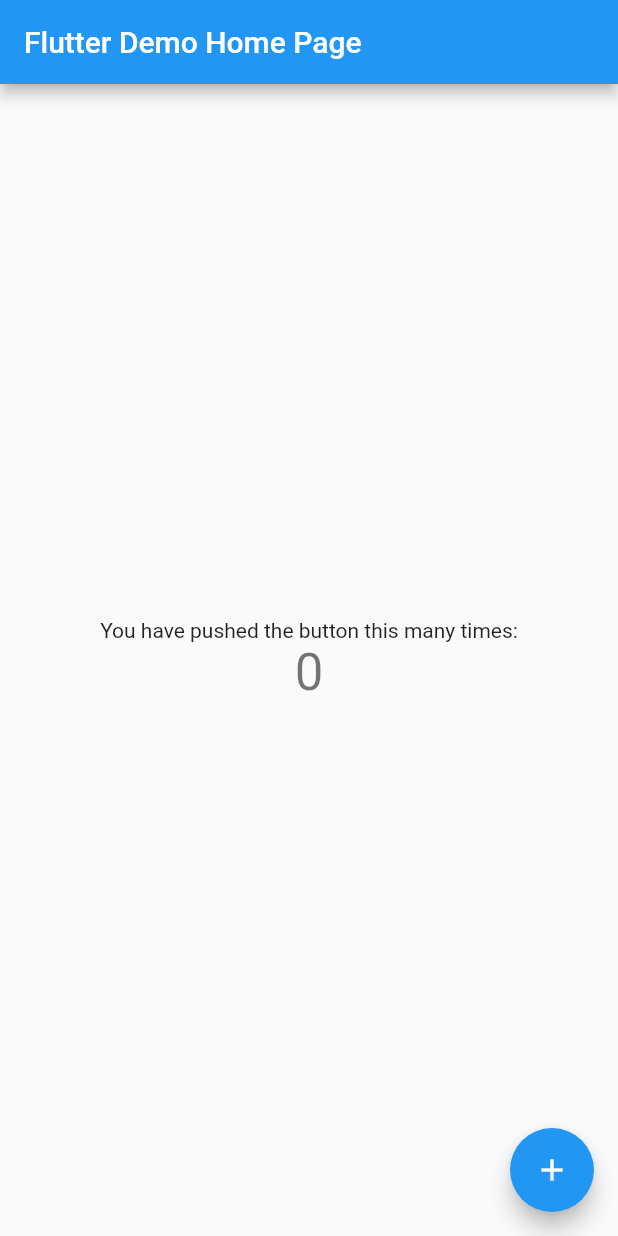
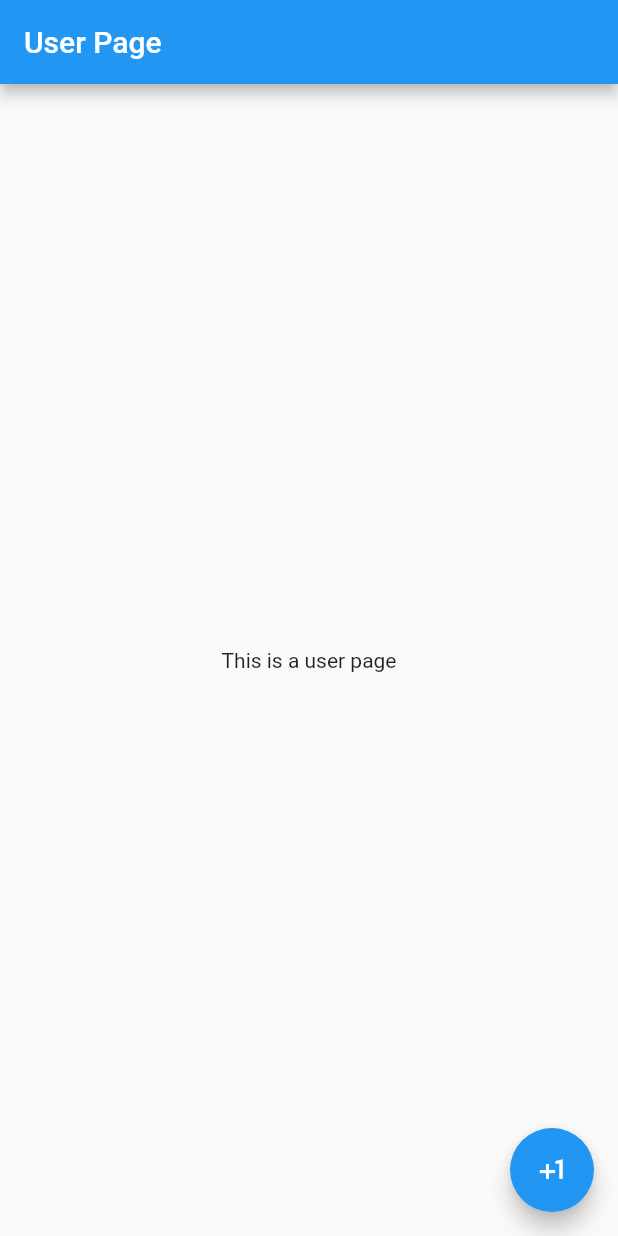
Before and after one commit to fluttersgblk71/dartOverflow, a Flutter app: the screen it shows after launch, on a phone screen of 412 x 824 dp. Run offline on Flutter 3.47's test engine with Material 2 defaults, Android fonts, the phone set to English and light mode, and no system bars.

Commit message:
pages set

```diff
--- a/lib/main.dart
+++ b/lib/main.dart
@@ -1,4 +1,6 @@
 import 'package:flutter/material.dart';
+import './user.dart';
+
 
 void main() => runApp(MyApp());
 
@@ -7,105 +9,11 @@ class MyApp extends StatelessWidget {
   @override
   Widget build(BuildContext context) {
     return MaterialApp(
-      title: 'Flutter Demo',
+      title: 'Dart Overflow',
       theme: ThemeData(
-        // This is the theme of your application.
-        //
-        // Try running your application with "flutter run". You'll see the
-        // application has a blue toolbar. Then, without quitting the app, try
-        // changing the primarySwatch below to Colors.green and then invoke
-        // "hot reload" (press "r" in the console where you ran "flutter run",
-        // or simply save your changes to "hot reload" in a Flutter IDE).
-        // Notice that the counter didn't reset back to zero; the application
-        // is not restarted.
         primarySwatch: Colors.blue,
       ),
-      home: MyHomePage(title: 'Flutter Demo Home Page'),
+      home: User()
     );
   }
 }
-
-class MyHomePage extends StatefulWidget {
-  MyHomePage({Key key, this.title}) : super(key: key);
-
-  // This widget is the home page of your application. It is stateful, meaning
-  // that it has a State object (defined below) that contains fields that affect
-  // how it looks.
-
-  // This class is the configuration for the state. It holds the values (in this
-  // case the title) provided by the parent (in this case the App widget) and
-  // used by the build method of the State. Fields in a Widget subclass are
-  // always marked "final".
-
-  final String title;
-
-  @override
-  _MyHomePageState createState() => _MyHomePageState();
-}
-
-class _MyHomePageState extends State<MyHomePage> {
-  int _counter = 0;
-
-  void _incrementCounter() {
-    setState(() {
-      // This call to setState tells the Flutter framework that something has
-      // changed in this State, which causes it to rerun the build method below
-      // so that the display can reflect the updated values. If we changed
-      // _counter without calling setState(), then the build method would not be
-      // called again, and so nothing would appear to happen.
-      _counter++;
-    });
-  }
-
-  @override
-  Widget build(BuildContext context) {
-    // This method is rerun every time setState is called, for instance as done
-    // by the _incrementCounter method above.
-    //
-    // The Flutter framework has been optimized to make rerunning build methods
-    // fast, so that you can just rebuild anything that needs updating rather
-    // than having to individually change instances of widgets.
-    return Scaffold(
-      appBar: AppBar(
-        // Here we take the value from the MyHomePage object that was created by
-        // the App.build method, and use it to set our appbar title.
-        title: Text(widget.title),
-      ),
-      body: Center(
-        // Center is a layout widget. It takes a single child and positions it
-        // in the middle of the parent.
-        child: Column(
-          // Column is also layout widget. It takes a list of children and
-          // arranges them vertically. By default, it sizes itself to fit its
-          // children horizontally, and tries to be as tall as its parent.
-          //
-          // Invoke "debug painting" (press "p" in the console, choose the
-          // "Toggle Debug Paint" action from the Flutter Inspector in Android
-          // Studio, or the "Toggle Debug Paint" command in Visual Studio Code)
-          // to see the wireframe for each widget.
-          //
-          // Column has various properties to control how it sizes itself and
-          // how it positions its children. Here we use mainAxisAlignment to
-          // center the children vertically; the main axis here is the vertical
-          // axis because Columns are vertical (the cross axis would be
-          // horizontal).
-          mainAxisAlignment: MainAxisAlignment.center,
-          children: <Widget>[
-            Text(
-              'You have pushed the button this many times:',
-            ),
-            Text(
-              '$_counter',
-              style: Theme.of(context).textTheme.display1,
-            ),
-          ],
-        ),
-      ),
-      floatingActionButton: FloatingActionButton(
-        onPressed: _incrementCounter,
-        tooltip: 'Increment',
-        child: Icon(Icons.add),
-      ), // This trailing comma makes auto-formatting nicer for build methods.
-    );
-  }
-}
--- /dev/null
+++ b/lib/user.dart
@@ -0,0 +1,30 @@
+
+import 'package:flutter/material.dart';
+
+class User extends StatefulWidget {
+
+  User({Key key}) : super(key: key);
+
+  @override
+  _UserState createState() => _UserState();
+}
+
+class _UserState extends State<User> {
+  @override
+  Widget build(BuildContext context) {
+    return Scaffold(
+      appBar: AppBar(
+        title: Text("User Page"),
+      ),
+      body: Center(
+        child: Text("This is a user page"),
+      ),
+      floatingActionButton: FloatingActionButton(
+        onPressed: () {
+          print ("action button pressed");
+        },
+        child: Icon(Icons.plus_one),
+      )
+    );
+  }
+}
--- a/pubspec.yaml
+++ b/pubspec.yaml
@@ -19,6 +19,7 @@ environment:
 dependencies:
   flutter:
     sdk: flutter
+  shared_preferences: ^0.5.3
 
   # The following adds the Cupertino Icons font to your application.
   # Use with the CupertinoIcons class for iOS style icons.
```
Also changed, not shown: lib/form.dart (added, +30 -0 lines), lib/list.dart (added, +30 -0 lines), pubspec.lock, 4 other files.
